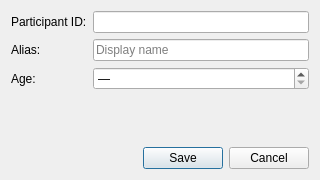
Old version of the form src/gui/ui/participant_dialog.ui in the repository techandpeople/SoftEdIBO.
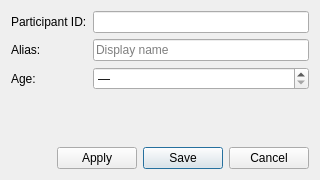
New version of the form.

Patch:
```diff
--- a/src/gui/ui/participant_dialog.ui
+++ b/src/gui/ui/participant_dialog.ui
@@ -57,6 +57,12 @@
        <property name="sizeHint" stdset="0"><size><width>40</width><height>20</height></size></property>
       </spacer>
      </item>
+     <item>
+      <widget class="QPushButton" name="apply_btn">
+       <property name="whatsThis"><string>Save this participant to the database without closing this window, so you can keep editing. Same as Save but leaves the dialog open.</string></property>
+       <property name="text"><string>Apply</string></property>
+      </widget>
+     </item>
      <item>
       <widget class="QPushButton" name="save_btn">
        <property name="text"><string>Save</string></property>
```
Left out of the diff: 1 changed line with no effect on the pictures.
